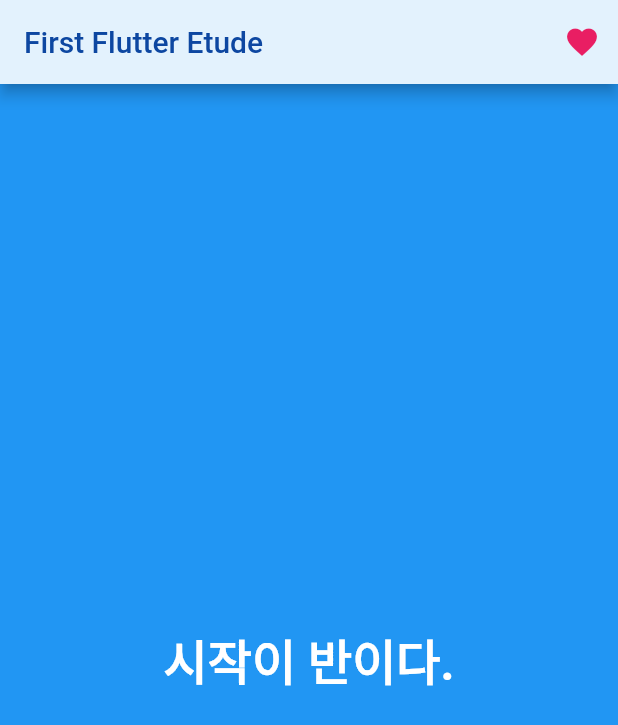
After one commit to ichan-nam/flutter_etude, a Flutter app: the screen it shows after launch, on a phone screen of 412 x 824 dp. The commit adds this screen. Shown: the top 725 px of the screen. Run offline on Flutter 3.47's test engine with Material 2 defaults, Android fonts, the phone set to English and light mode, and no system bars.

Commit message:
refactor: Extract "HomeScreen" 📦

```diff
--- /dev/null
+++ b/lib/screens/home_screen.dart
@@ -0,0 +1,42 @@
+import 'package:flutter/material.dart';
+
+class HomeScreen extends StatelessWidget {
+  const HomeScreen({
+    super.key,
+  });
+
+  @override
+  Widget build(BuildContext context) {
+    return Scaffold(
+      appBar: AppBar(
+        title: Text(
+          'First Flutter Etude',
+          style: TextStyle(
+            color: Colors.blue.shade900,
+          ),
+        ),
+        actions: [
+          IconButton(
+            onPressed: () {},
+            icon: const Icon(
+              Icons.favorite_outlined,
+              color: Colors.pink,
+            ),
+          )
+        ],
+        backgroundColor: Colors.blue.shade50,
+      ),
+      body: const Center(
+        child: Text(
+          '시작이 반이다.',
+          style: TextStyle(
+            color: Colors.white,
+            fontSize: 32,
+            fontWeight: FontWeight.w700,
+          ),
+        ),
+      ),
+      backgroundColor: Colors.blue,
+    );
+  }
+}
```
Also changed, not shown: lib/main.dart (+3 -30 lines).
